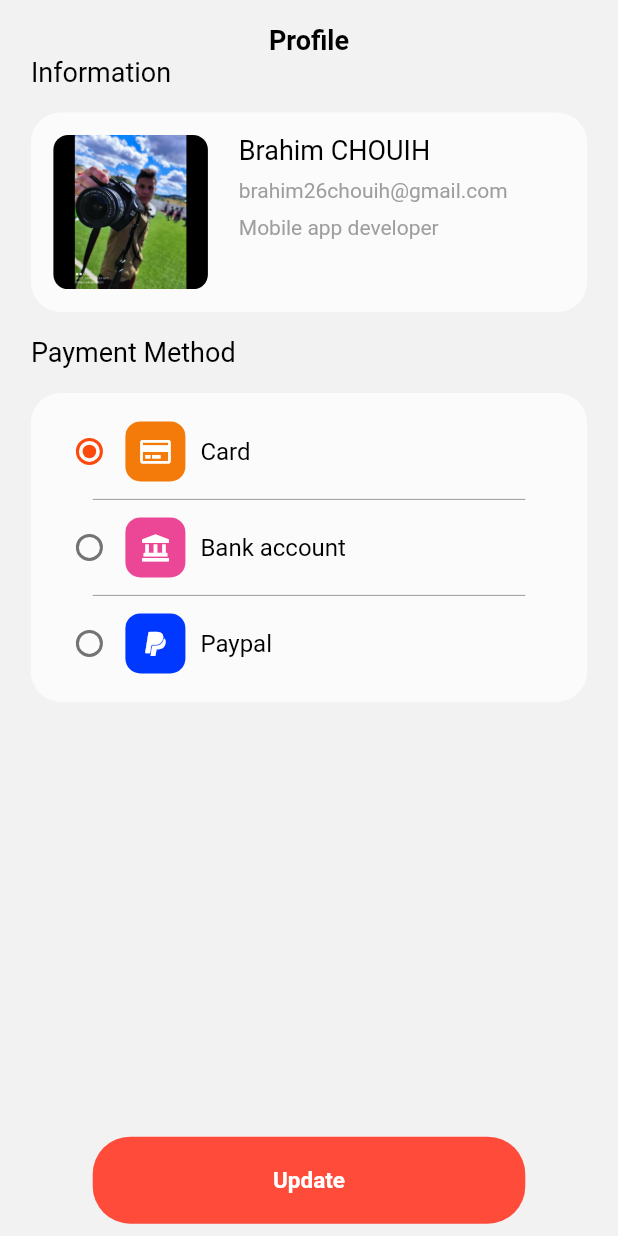
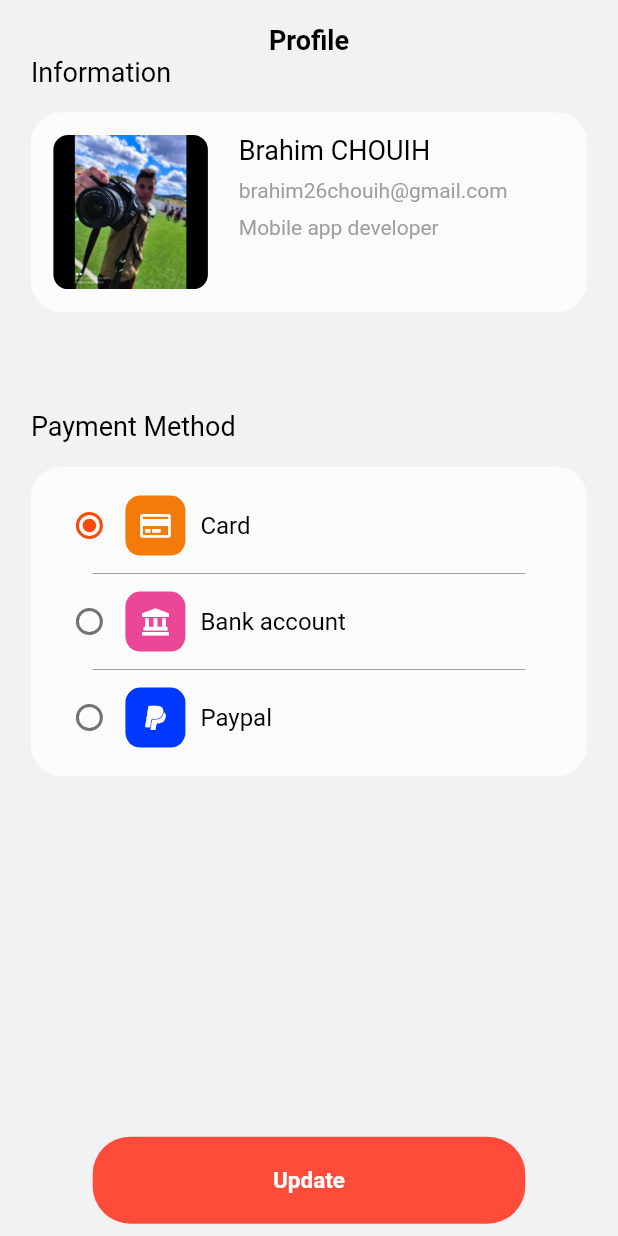
Before and after one commit to BrahimChouih/FoodApp, a Flutter app: the ProfileTap screen opened directly, on a phone screen of 412 x 824 dp. Run offline on Flutter 3.47's test engine with Material 2 defaults, Android fonts, the phone set to English and light mode, and no system bars; our stand-ins replace flutter_svg, font_awesome_flutter, get; Roboto replaces fonts that are missing (SFProRounded).

Commit message:
profile tap

```diff
--- a/lib/screens/home_taps/profile_tap.dart
+++ b/lib/screens/home_taps/profile_tap.dart
@@ -67,7 +67,7 @@ class ProfileTap extends StatelessWidget {
                         ],
                       ),
                     ),
-                    SizedBox(height: Get.height * 0.02),
+                    SizedBox(height: Get.height * 0.08),
                     titleWidget('Payment Method'),
                     SizedBox(height: Get.height * 0.02),
                     Container(
```
